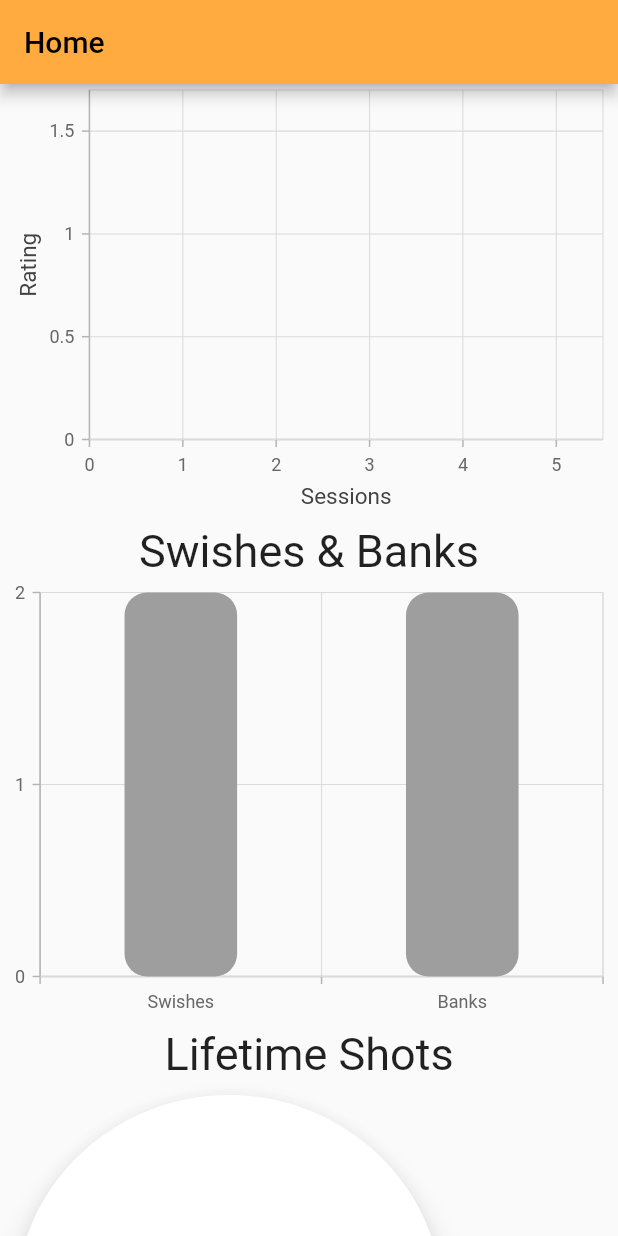
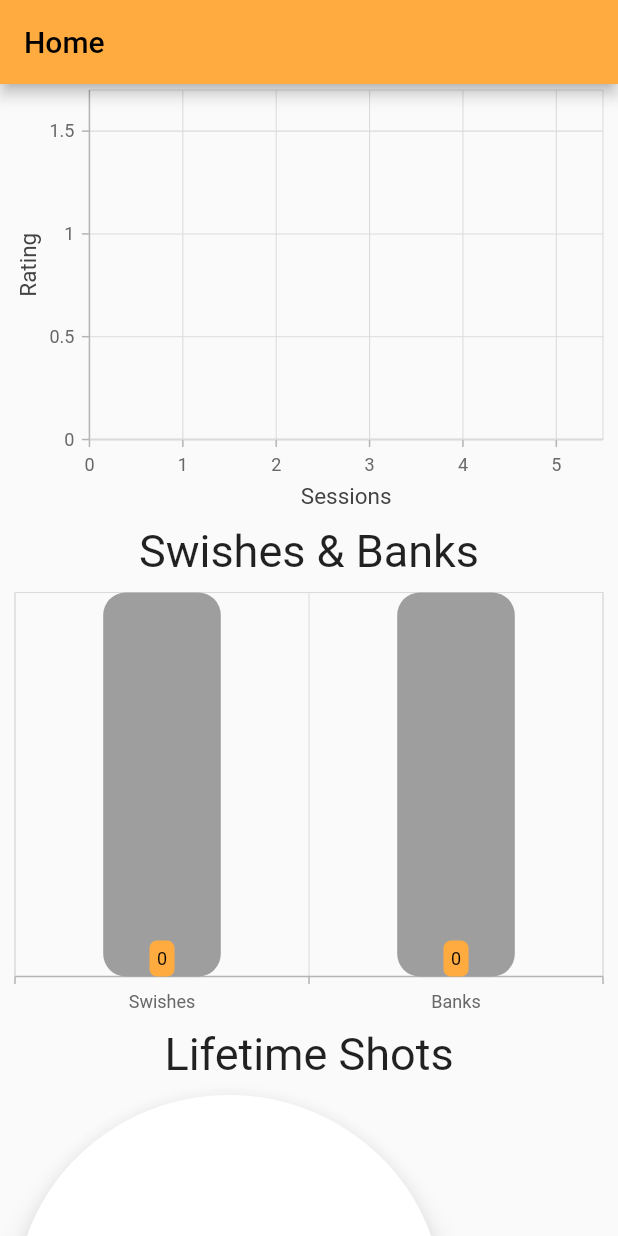
Before and after one commit to Gregorydrummond/Smart_Shot, a Flutter app: the Home screen opened directly with empty values, scrolled down 576 dp, on a phone screen of 412 x 824 dp. Run offline on Flutter 3.47's test engine with Material 2 defaults, Android fonts, the phone set to English and light mode, and no system bars; our stand-ins replace camera, isar, permission_handler, shared_preferences, syncfusion_flutter_charts and 1 more; missing offline and left inert: dart:ffi, flutter_reactive_ble; accounts and stored records are empty; generated files the repository leaves out were written again.

Commit message:
updated graph

```diff
--- a/lib/Home.dart
+++ b/lib/Home.dart
@@ -471,17 +471,26 @@ class _SwishBankGraph extends State<SwishBankGraph> {
                 enableTooltip: true,
                 pointColorMapper: (SessionData2 sessionData2, _) => sessionData2.color,
                 borderRadius: BorderRadius.all(Radius.circular(15)),
-               width: .4,
+                width: .4,
                 isTrackVisible: true,
+                 dataLabelSettings: DataLabelSettings(
+                                color: Colors.orangeAccent,
+                                    // Renders the data label
+                                    isVisible: true
+                                )
               ),
 
 
             ],
             primaryYAxis: NumericAxis(
               desiredIntervals: 2,
+              // majorGridLines: MajorGridLines(width: 0),
+             //  axisLine: AxisLine(width: 0),
+              isVisible: false,
+            ),
+          primaryXAxis: CategoryAxis(
 
-            ),
-          primaryXAxis: CategoryAxis(),
+          ),
           ),
         ],
       ),
```
